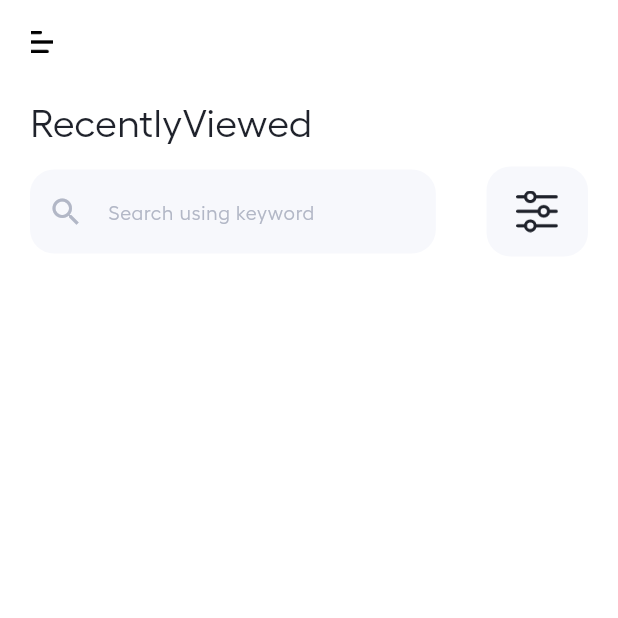
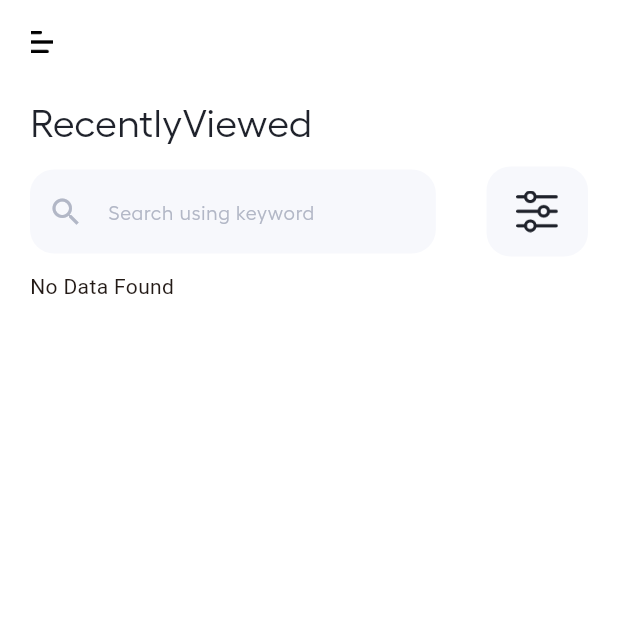
Before and after one commit to heba-T-Allah/recipe_provider, a Flutter app: the RecentlyViewedScreen screen opened directly, on a phone screen of 412 x 824 dp, the top half of it. Run offline on Flutter 3.47's test engine with Material 3 defaults, Android fonts, the phone set to English and light mode, and no system bars; our stand-ins replace cached_network_image, carousel_slider, cloud_firestore, dots_indicator, file_picker, firebase_auth and 7 more; missing offline and left inert: flexible_grid_view, overlay_kit; accounts and stored records are empty.

Commit message:
recently view skeltonizer works well

```diff
--- a/flutter_launcher_icons.yaml
+++ b/flutter_launcher_icons.yaml
@@ -4,5 +4,5 @@ dev_dependencies:
 flutter_launcher_icons:
   android: "launcher_icon"
   ios: true
-  image_path: "assets/images/icon.png"
+  image_path: "assets/images/lancher.jpg"
   min_sdk_android: 21 # android min sdk min:16, default 21
--- a/lib/pages/drawer/menu_screen.dart
+++ b/lib/pages/drawer/menu_screen.dart
@@ -6,7 +6,6 @@ import 'package:registration/pages/home/home_screen.dart';
 import 'package:registration/pages/ingredients/ingredients_screen.dart';
 import 'package:registration/pages/settings/settings_screen.dart';
 import 'package:registration/resources/color_manager.dart';
-
 import '../../resources/strings_manager.dart';
 import '../../resources/text_style.dart';
 import '../recently_viewed/recently_viewed_screen.dart';
--- a/lib/pages/favorite/favourite_screen.dart
+++ b/lib/pages/favorite/favourite_screen.dart
@@ -31,7 +31,6 @@ class _FavoriteScreenState extends State<FavoriteScreen> {
     await Provider.of<HomeProvider>(context, listen: false)
         .getFavoriteRecipes();
     Provider.of<HomeProvider>(context,listen: false).haveResult = false;
-    // print("------------------myFav $myFav");
   }
 
   @override
--- a/lib/pages/help/help_screen.dart
+++ /dev/null
@@ -1,12 +0,0 @@
-import 'package:flutter/material.dart';
-
-class HelpScreen extends StatelessWidget {
-  const HelpScreen({super.key});
-
-  @override
-  Widget build(BuildContext context) {
-    return const Center(
-      child: Text("Help"),
-    );
-  }
-}
--- a/lib/pages/recently_viewed/recently_viewed_screen.dart
+++ b/lib/pages/recently_viewed/recently_viewed_screen.dart
@@ -15,6 +15,7 @@ import '../app_bar/my_app_bar.dart';
 import '../home/widgets/recommended_list.dart';
 import '../home/widgets/search_and_filter.dart';
 import '../widgets/overlay_custom_toast.dart';
+import '../widgets/skelton.dart';
 
 class RecentlyViewedScreen extends StatefulWidget {
   RecentlyViewedScreen({super.key});
@@ -25,11 +26,18 @@ class RecentlyViewedScreen extends StatefulWidget {
 
 class _RecentlyViewedScreenState extends State<RecentlyViewedScreen> {
   var scaffoldKey = GlobalKey<ScaffoldState>();
-@override
+
+  @override
   void initState() {
-  Provider.of<HomeProvider>(context,listen: false).haveResult = false;
+    init();
     super.initState();
   }
+
+  void init() async {
+    await Future.delayed(Duration(seconds: 1));
+    Provider.of<HomeProvider>(context, listen: false).haveResult = false;
+  }
+
   @override
   Widget build(BuildContext context) {
     return Scaffold(
@@ -64,7 +72,17 @@ class _RecentlyViewedScreenState extends State<RecentlyViewedScreen> {
                     builder: (context, snapShots) {
                       if (snapShots.connectionState ==
                           ConnectionState.waiting) {
-                        return CircularProgressIndicator();
+                        return Skeletonizer(
+                          enabled: value.updatedRecipeList.isEmpty,
+                          child: ListView.builder(
+                            itemCount: 3,
+                            primary: false,
+                            shrinkWrap: true,
+                            itemBuilder: (context, index) {
+                              return Skelton();
+                            },
+                          ),
+                        );
                       } else {
                         if (snapShots.hasError) {
                           return OverlayToastMessage.show(
@@ -77,22 +95,26 @@ class _RecentlyViewedScreenState extends State<RecentlyViewedScreen> {
                             List<Recipe> recipeList = snapShots.data!.docs
                                 .map((e) => Recipe.fromJson(e.data(), e.id))
                                 .toList();
-                            value.recentlyViewedRecipe=recipeList;
+                            value.recentlyViewedRecipe = recipeList;
 
                             if (value.haveResult) {
-                              return Skeletonizer(
-                                  enabled: value.updatedRecipeList.isEmpty,
-                                  child: RecommendedRecipeList(
-                                    recipeList: value.updatedRecipeList,
-                                    screen: "recentlyView",
-                                  ));
+                              if (value.updatedRecipeList.isEmpty) {
+                                return Text('No Data Found');
+                              } else {
+                                return RecommendedRecipeList(
+                                  recipeList: value.updatedRecipeList,
+                                  screen: "recentlyView",
+                                );
+                              }
                             } else {
-                              return Skeletonizer(
-                                  enabled: recipeList.isEmpty,
-                                  child: RecommendedRecipeList(
-                                    recipeList: recipeList,
-                                    screen: "recentlyView",
-                                  ));
+                              if (recipeList.isEmpty) {
+                                return Text('No Data Found');
+                              } else {
+                                return RecommendedRecipeList(
+                                  recipeList: recipeList,
+                                  screen: "recentlyView",
+                                );
+                              }
                             }
                           } else {
                             return OverlayToastMessage.show(
--- a/lib/providers/forget_password_provider.dart
+++ b/lib/providers/forget_password_provider.dart
@@ -1,10 +1,8 @@
 import 'package:firebase_auth/firebase_auth.dart';
-import 'package:flutter/cupertino.dart';
 import 'package:flutter/foundation.dart';
 import 'package:flutter/material.dart';
 import 'package:overlay_kit/overlay_kit.dart';
 import 'package:registration/utils/toast_msg_status.dart';
-
 import '../networking/handling_error_firebase.dart';
 import '../pages/widgets/overlay_custom_toast.dart';
 
```
Also changed, not shown: 27 other files.
